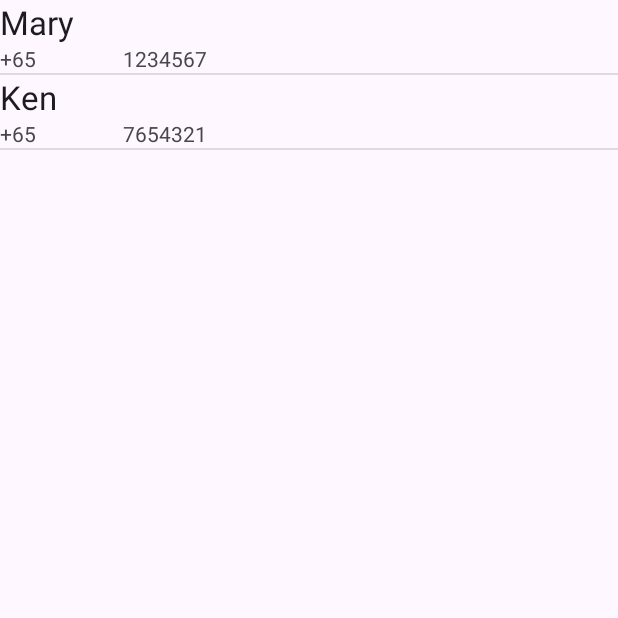
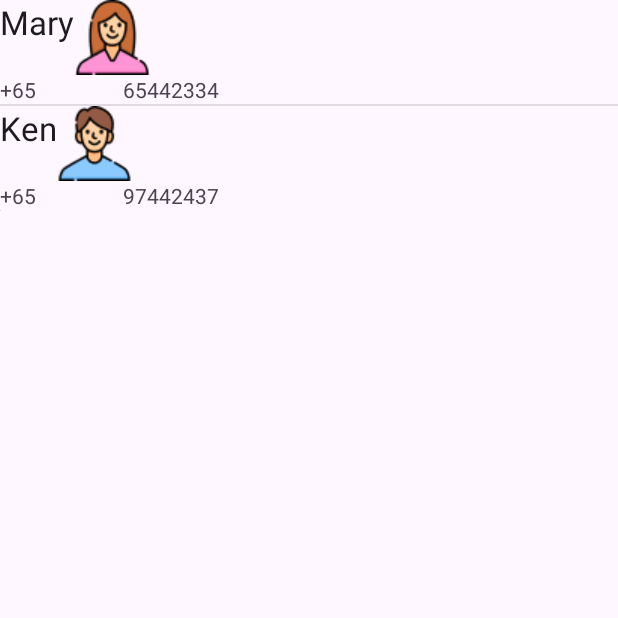
Before and after one commit to Nigel-Tan/C346_L11_Worksheet_SectionA-C, an Android app: the screen it shows after launch (MainActivity), on a phone screen of 412 x 824 dp, the top half of it. Run offline under Robolectric (Android 15) with nearby library versions, the phone set to English and light mode, and no system bars; our stand-ins replace Picasso; pictures from the network do not load.

Commit message:
Finished section C, also added imageview to check if loading from internet works

```diff
--- a/app/build.gradle
+++ b/app/build.gradle
@@ -36,4 +36,5 @@ dependencies {
     testImplementation 'junit:junit:4.13.2'
     androidTestImplementation 'androidx.test.ext:junit:1.1.5'
     androidTestImplementation 'androidx.test.espresso:espresso-core:3.5.1'
+    implementation 'com.squareup.picasso:picasso:2.5.2'
 }
--- a/app/src/main/AndroidManifest.xml
+++ b/app/src/main/AndroidManifest.xml
@@ -1,7 +1,7 @@
 <?xml version="1.0" encoding="utf-8"?>
 <manifest xmlns:android="http://schemas.android.com/apk/res/android"
     xmlns:tools="http://schemas.android.com/tools">
-
+    <uses-permission android:name="android.permission.INTERNET"/>
     <application
         android:allowBackup="true"
         android:dataExtractionRules="@xml/data_extraction_rules"
--- a/app/src/main/java/sg/edu/rp/c346/id21023028/democustomcontactlist/CustomAdapter.java
+++ b/app/src/main/java/sg/edu/rp/c346/id21023028/democustomcontactlist/CustomAdapter.java
@@ -5,6 +5,7 @@ import android.view.LayoutInflater;
 import android.view.View;
 import android.view.ViewGroup;
 import android.widget.ArrayAdapter;
+import android.widget.ImageView;
 import android.widget.TextView;
 
 import java.util.ArrayList;
@@ -35,6 +36,7 @@ public class CustomAdapter extends ArrayAdapter {
         TextView tvName = rowView.findViewById(R.id.textViewName);
         TextView tvCode = rowView.findViewById(R.id.textViewCountryCode);
         TextView tvNum = rowView.findViewById(R.id.textViewPhoneNum);
+        ImageView ivGender = rowView.findViewById(R.id.imageViewGender);
 
 
         // Obtain the Android Version information based on the position
@@ -45,6 +47,13 @@ public class CustomAdapter extends ArrayAdapter {
         tvCode.setText("+" + currentItem.getCountryCode());
         tvNum.setText(currentItem.getPhoneNum() + "");
 
+        if (currentItem.getGender() == 'M') { //image display
+            ivGender.setImageResource(R.drawable.male);
+        } else {
+            ivGender.setImageResource(R.drawable.female);
+        }
+
+
         return rowView;
     }
 
--- a/app/src/main/java/sg/edu/rp/c346/id21023028/democustomcontactlist/MainActivity.java
+++ b/app/src/main/java/sg/edu/rp/c346/id21023028/democustomcontactlist/MainActivity.java
@@ -3,7 +3,10 @@ package sg.edu.rp.c346.id21023028.democustomcontactlist;
 import androidx.appcompat.app.AppCompatActivity;
 
 import android.os.Bundle;
+import android.widget.ImageView;
 import android.widget.ListView;
+
+import com.squareup.picasso.Picasso;
 
 import java.util.ArrayList;
 
@@ -12,6 +15,7 @@ public class MainActivity extends AppCompatActivity {
     ListView lvContact;
     ArrayList<Contact> alContactList;
     CustomAdapter caContact;
+    ImageView iv; //used to test if loading from internet works
 
     @Override
     protected void onCreate(Bundle savedInstanceState) {
@@ -22,12 +26,20 @@ public class MainActivity extends AppCompatActivity {
         lvContact = findViewById(R.id.listViewContacts);
         alContactList = new ArrayList<>();
         caContact = new CustomAdapter(this,R.layout.row, alContactList);
+        iv = findViewById(R.id.imageView);
 
         //data setup
-        Contact item1 = new Contact("Mary", 65, 1234567, 'F');
-        Contact item2 = new Contact("Ken", 65, 7654321, 'M');
+        Contact item1 = new Contact("Mary", 65, 65442334, 'F');
         alContactList.add(item1);
+
+        Contact item2 = new Contact("Ken", 65, 97442437, 'M');
         alContactList.add(item2);
+
+        //load image from internet
+        String imageUrl = "https://i.imgur.com/tGbaZCY.jpg";
+        Picasso.with(this).load(imageUrl).into(iv);
+
+
 
 
         //bind adapter with listview
--- a/app/src/main/res/layout/activity_main.xml
+++ b/app/src/main/res/layout/activity_main.xml
@@ -10,6 +10,14 @@
     <ListView
         android:id="@+id/listViewContacts"
         android:layout_width="match_parent"
-        android:layout_height="match_parent" />
+        android:layout_height="wrap_content">
+
+    </ListView>
+
+    <ImageView
+        android:id="@+id/imageView"
+        android:layout_width="wrap_content"
+        android:layout_height="wrap_content"
+        app:srcCompat="@drawable/ic_launcher_foreground" />
 
 </LinearLayout>
--- a/app/src/main/res/layout/row.xml
+++ b/app/src/main/res/layout/row.xml
@@ -1,15 +1,29 @@
 <?xml version="1.0" encoding="utf-8"?>
 <LinearLayout xmlns:android="http://schemas.android.com/apk/res/android"
+    xmlns:app="http://schemas.android.com/apk/res-auto"
     android:orientation="vertical"
     android:layout_width="match_parent"
     android:layout_height="match_parent">
 
-    <TextView
-        android:id="@+id/textViewName"
+    <LinearLayout
         android:layout_width="match_parent"
         android:layout_height="wrap_content"
-        android:textAppearance="@style/TextAppearance.AppCompat.Large"
-        android:text="Name" />
+        android:orientation="horizontal">
+
+        <TextView
+            android:id="@+id/textViewName"
+            android:layout_width="wrap_content"
+            android:layout_height="wrap_content"
+            android:text="@string/nm"
+            android:textAppearance="@style/TextAppearance.AppCompat.Large" />
+
+        <ImageView
+            android:id="@+id/imageViewGender"
+            android:layout_width="wrap_content"
+            android:layout_height="wrap_content"
+            android:contentDescription="@null"
+            app:srcCompat="@drawable/female" />
+    </LinearLayout>
 
     <LinearLayout
         android:layout_width="match_parent"
@@ -21,13 +35,13 @@
             android:layout_width="0dp"
             android:layout_height="wrap_content"
             android:layout_weight="0.2"
-            android:text="Code" />
+            android:text="@string/cd" />
 
         <TextView
             android:id="@+id/textViewPhoneNum"
             android:layout_width="0dp"
             android:layout_height="wrap_content"
             android:layout_weight="0.8"
-            android:text="Number" />
+            android:text="@string/num" />
     </LinearLayout>
 </LinearLayout>
--- a/app/src/main/res/values/strings.xml
+++ b/app/src/main/res/values/strings.xml
@@ -1,3 +1,6 @@
 <resources>
     <string name="app_name">Demo Custom Contact List</string>
+    <string name="nm">Name</string>
+    <string name="cd">Code</string>
+    <string name="num">Number</string>
 </resources>
```
Also changed, not shown: app/src/main/res/drawable/female.png (added), app/src/main/res/drawable/male.png (added).
